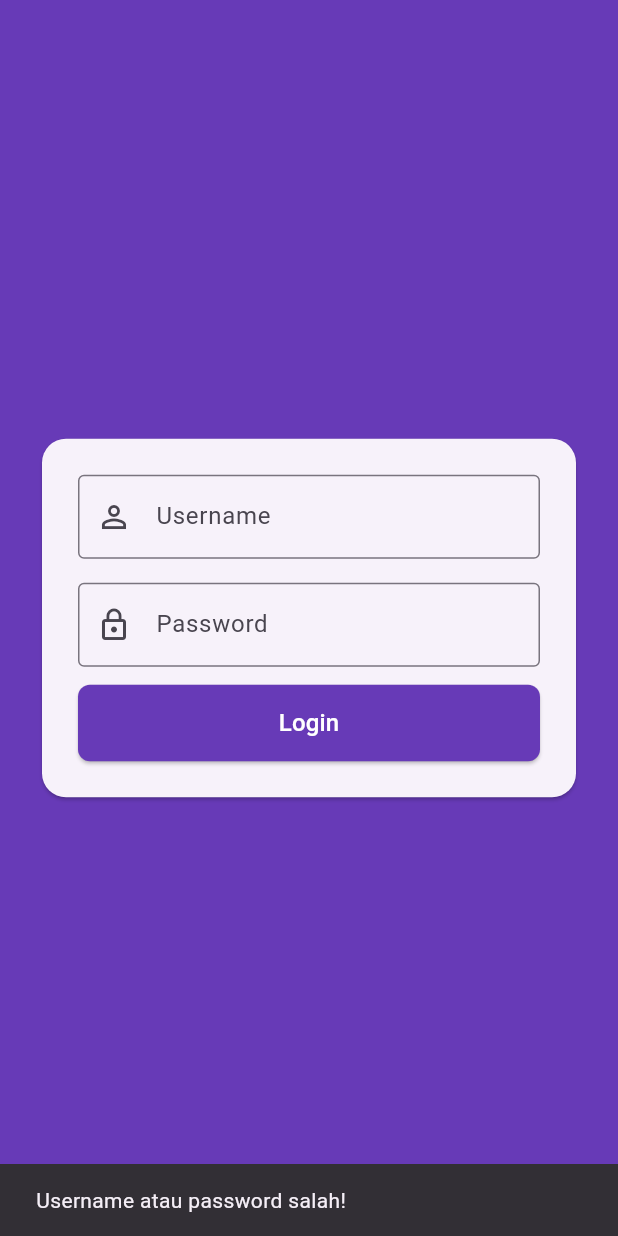
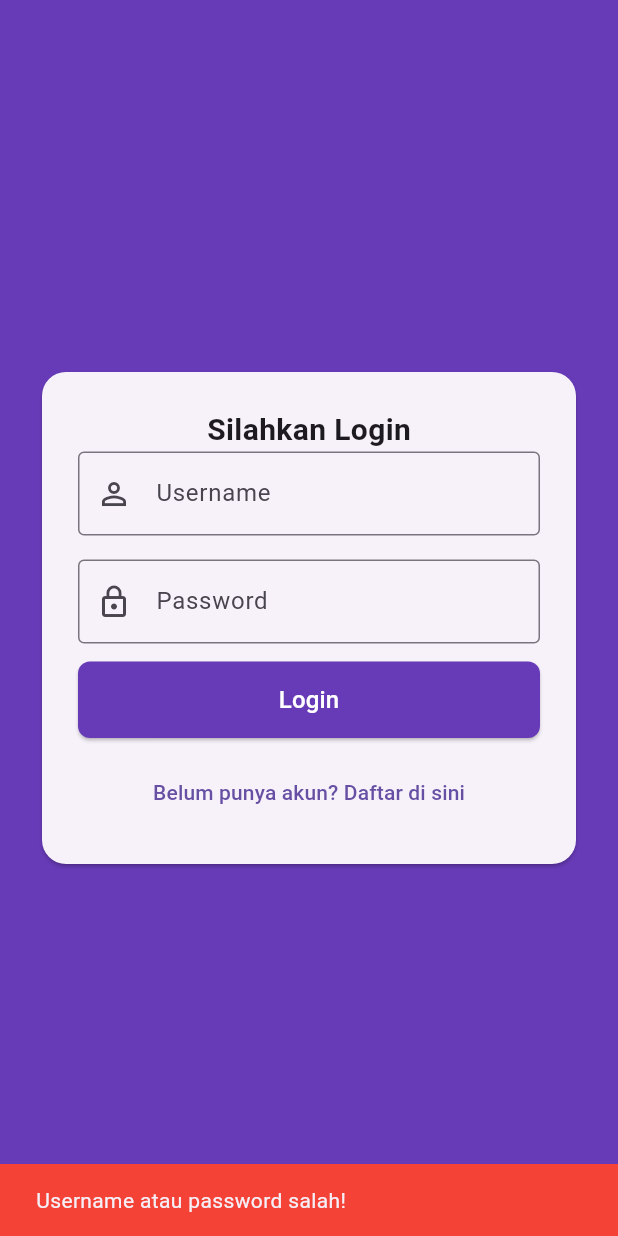
Before and after one commit to tikodjati/124240100_LatResMobile_SI-E, a Flutter app: the screen it shows after launch, after a tap on "Login", on a phone screen of 412 x 824 dp. Run offline on Flutter 3.47's test engine with Material 3 defaults, Android fonts, the phone set to English and light mode, and no system bars; our stand-ins replace hive, hive_flutter, material_ui, shared_preferences; accounts and stored records are empty.

Commit message:
Membuat screen list untuk mengatur navigasi on tap tanpa membuat file masing-masing page

```diff
--- a/lib/screens/login_screen.dart
+++ b/lib/screens/login_screen.dart
@@ -1,3 +1,4 @@
+import 'package:latihan_responsi/screens/register_screen.dart';
 import 'package:material_ui/material_ui.dart';
 import 'package:shared_preferences/shared_preferences.dart';
 
@@ -42,9 +43,19 @@ class _LoginScreenState extends State<LoginScreen> {
     final username = _usernameController.text.trim();
     final password = _passwordController.text.trim();
 
-    if (username == 'tiko' && password == 'tiko') {
-      final loginData = await SharedPreferences.getInstance();
-      await loginData.setBool('loginData', true);
+    final prefs = await SharedPreferences.getInstance();
+    final savedUsername = prefs.getString('registered_username');
+    final savedPassword = prefs.getString('registered_password');
+
+    if (username.isNotEmpty &&
+        password.isNotEmpty &&
+        username == savedUsername &&
+        password == savedPassword) {
+      // final loginData = await SharedPreferences.getInstance();
+      // await loginData.setBool('loginData', true);
+
+      await prefs.setBool('loginData', true);
+      await prefs.setString('username', username);
       if (mounted) {
         Navigator.pushReplacement(
           context,
@@ -54,7 +65,10 @@ class _LoginScreenState extends State<LoginScreen> {
     } else {
       if (mounted) {
         ScaffoldMessenger.of(context).showSnackBar(
-          const SnackBar(content: Text('Username atau password salah!')),
+          const SnackBar(
+            content: Text('Username atau password salah!'),
+            backgroundColor: Colors.red,
+          ),
         );
       }
     }
@@ -76,6 +90,10 @@ class _LoginScreenState extends State<LoginScreen> {
               child: Column(
                 mainAxisSize: MainAxisSize.min,
                 children: [
+                  const Text(
+                    'Silahkan Login',
+                    style: TextStyle(fontSize: 20, fontWeight: FontWeight.bold),
+                  ),
                   TextField(
                     controller: _usernameController,
                     decoration: const InputDecoration(
@@ -113,6 +131,20 @@ class _LoginScreenState extends State<LoginScreen> {
                       ),
                     ),
                   ),
+
+                  const SizedBox(height: 12),
+
+                  TextButton(
+                    onPressed: () {
+                      Navigator.push(
+                        context,
+                        MaterialPageRoute(
+                          builder: (context) => RegisterScreen(),
+                        ),
+                      );
+                    },
+                    child: const Text('Belum punya akun? Daftar di sini'),
+                  ),
                 ],
               ),
             ),
```
Also changed, not shown: lib/screens/home_screen.dart (+24 -0 lines), lib/screens/list_screen.dart (added, +32 -0 lines), lib/screens/register_screen.dart (added, +121 -0 lines).
